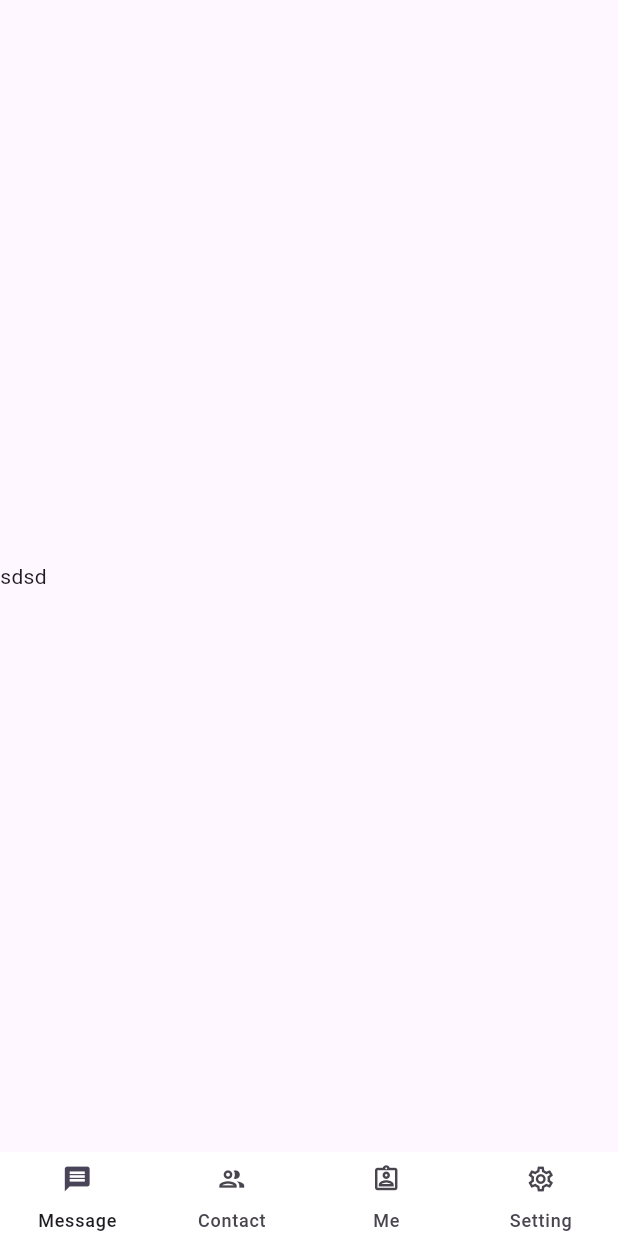
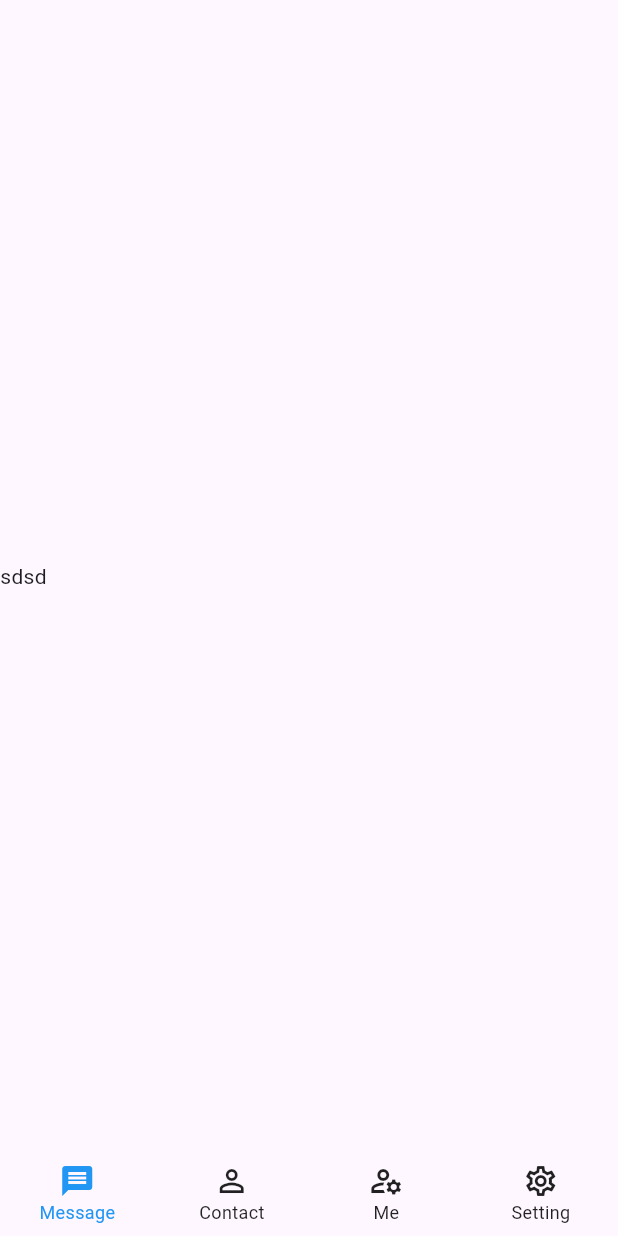
Before and after one commit to wu-yiqiang/fetion, a Flutter app: the screen it shows after launch, on a phone screen of 412 x 824 dp. Run offline on Flutter 3.47's test engine with Material 3 defaults, Android fonts, the phone set to English and light mode, and no system bars; our stand-ins replace flutter_svg, get.

Commit message:
优化UI

```diff
--- /dev/null
+++ b/lib/common/const.dart
@@ -0,0 +1,3 @@
+import 'package:flutter/material.dart';
+
+const primaryColor = Colors.blue;
--- a/lib/layout/destinations.dart
+++ b/lib/layout/destinations.dart
@@ -9,7 +9,7 @@ class Destination {
 
 const List<Destination> destinations = <Destination>[
   Destination(Icons.message_outlined, Icons.message, 'Message'),
-  Destination(Icons.group_outlined, Icons.group, 'Contact'),
-  Destination(Icons.assignment_ind_outlined, Icons.assignment_ind, 'Me'),
+  Destination(Icons.person_outline, Icons.person, 'Contact'),
+  Destination(Icons.manage_accounts_outlined, Icons.manage_accounts, 'Me'),
   Destination(Icons.settings_outlined, Icons.settings, 'Setting'),
 ];
--- a/lib/layout/disappearing_bottom_navigation_bar.dart
+++ b/lib/layout/disappearing_bottom_navigation_bar.dart
@@ -1,3 +1,4 @@
+import 'package:fetion/common/const.dart';
 import 'package:flutter/material.dart';
 import './destinations.dart';
 import './animations.dart'; // Add this import
@@ -11,8 +12,7 @@ class DisappearingBottomNavigationBar extends StatelessWidget {
     required this.selectedIndex,
     this.onDestinationSelected,
   });
-    final BarAnimation barAnimation; // Add this variable
-
+  final BarAnimation barAnimation; // Add this variable
   final int selectedIndex;
   final ValueChanged<int>? onDestinationSelected;
 
@@ -21,20 +21,24 @@ class DisappearingBottomNavigationBar extends StatelessWidget {
      return BottomBarTransition(
       animation: barAnimation,
       backgroundColor: Colors.white,
-      child: NavigationBar(
-        elevation: 0,
-        backgroundColor: Colors.white,
-        indicatorColor: Colors.white,
-        height: 56,
-        destinations: destinations.map<NavigationDestination>((d) {
-          return NavigationDestination(
-            icon: Icon(d.icon, size: 20),
-            selectedIcon: Icon(d.selectedIcon, size: 20),
+      child: BottomNavigationBar(
+        selectedFontSize: 12,
+        unselectedFontSize: 12,
+        unselectedItemColor: Colors.black87,
+        type: BottomNavigationBarType.fixed,
+        selectedItemColor: primaryColor,
+        showUnselectedLabels: true,
+        showSelectedLabels: true,
+        enableFeedback: false,
+        currentIndex: selectedIndex,
+        onTap: onDestinationSelected,
+        items: destinations.map<BottomNavigationBarItem>((d) {
+          return BottomNavigationBarItem(
+            icon: Icon(d.icon),
+            activeIcon: Icon(d.selectedIcon),
             label: d.label,
           );
         }).toList(),
-        selectedIndex: selectedIndex,
-        onDestinationSelected: onDestinationSelected,
       ),
     );
   }
--- a/lib/layout/disappearing_navigation_rail.dart
+++ b/lib/layout/disappearing_navigation_rail.dart
@@ -1,3 +1,4 @@
+import 'package:fetion/common/const.dart';
 import 'package:flutter/material.dart';
 import './destinations.dart';
 import './animations.dart';
@@ -31,7 +32,7 @@ class DisappearingNavigationRail extends StatelessWidget {
         backgroundColor: backgroundColor,
         onDestinationSelected: onDestinationSelected,
         indicatorColor: Colors.white,
-        selectedIconTheme: IconThemeData(color: Colors.amber),
+        selectedIconTheme: IconThemeData(color: primaryColor),
         minWidth: 58,
         // useIndicator: false,
         leading: Column(
--- a/lib/pages/home/home.dart
+++ b/lib/pages/home/home.dart
@@ -97,11 +97,6 @@ class _HomePage extends State<HomePage> with SingleTickerProviderStateMixin {
               ),
             ],
           ),
-          // floatingActionButton: AnimatedFloatingActionButton(
-          //   animation: _barAnimation,
-          //   onPressed: () {},
-          //   child: const Icon(Icons.add),
-          // ),
           bottomNavigationBar: DisappearingBottomNavigationBar(
             barAnimation: _barAnimation,
             selectedIndex: selectedIndex,
```
Also changed, not shown: lib/widgets/Avatar.dart (+19 -1 lines).
